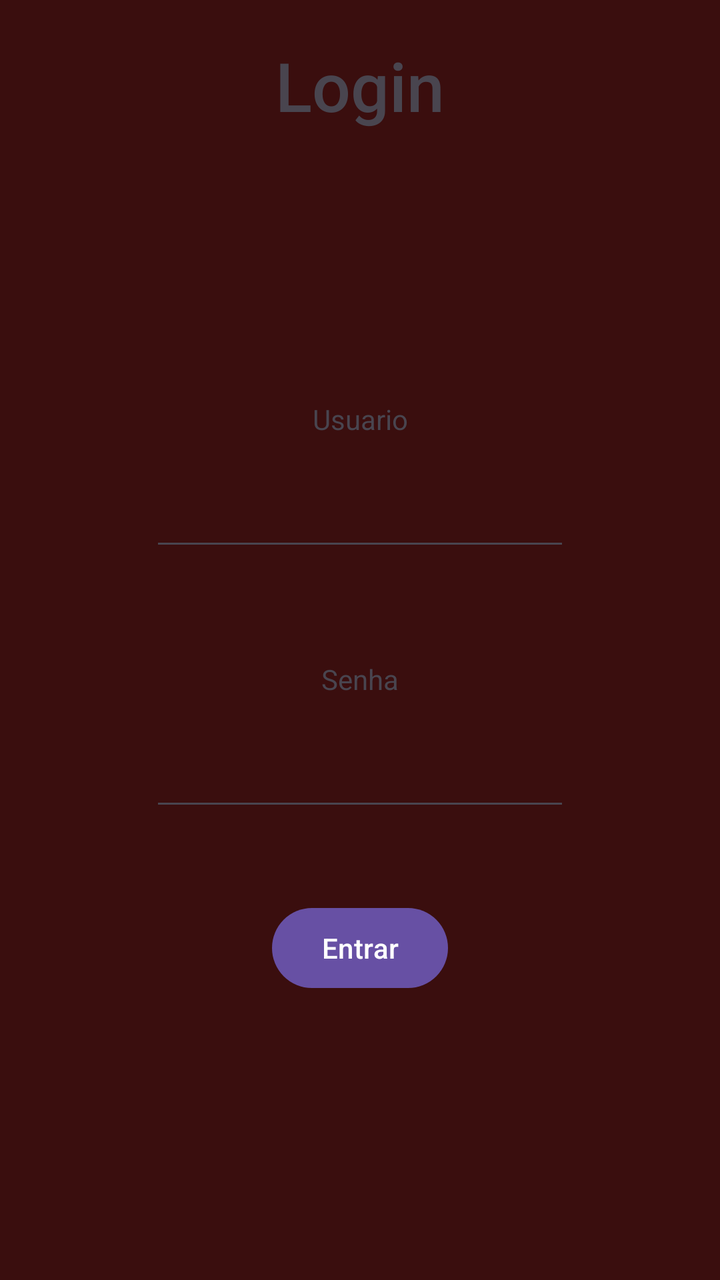
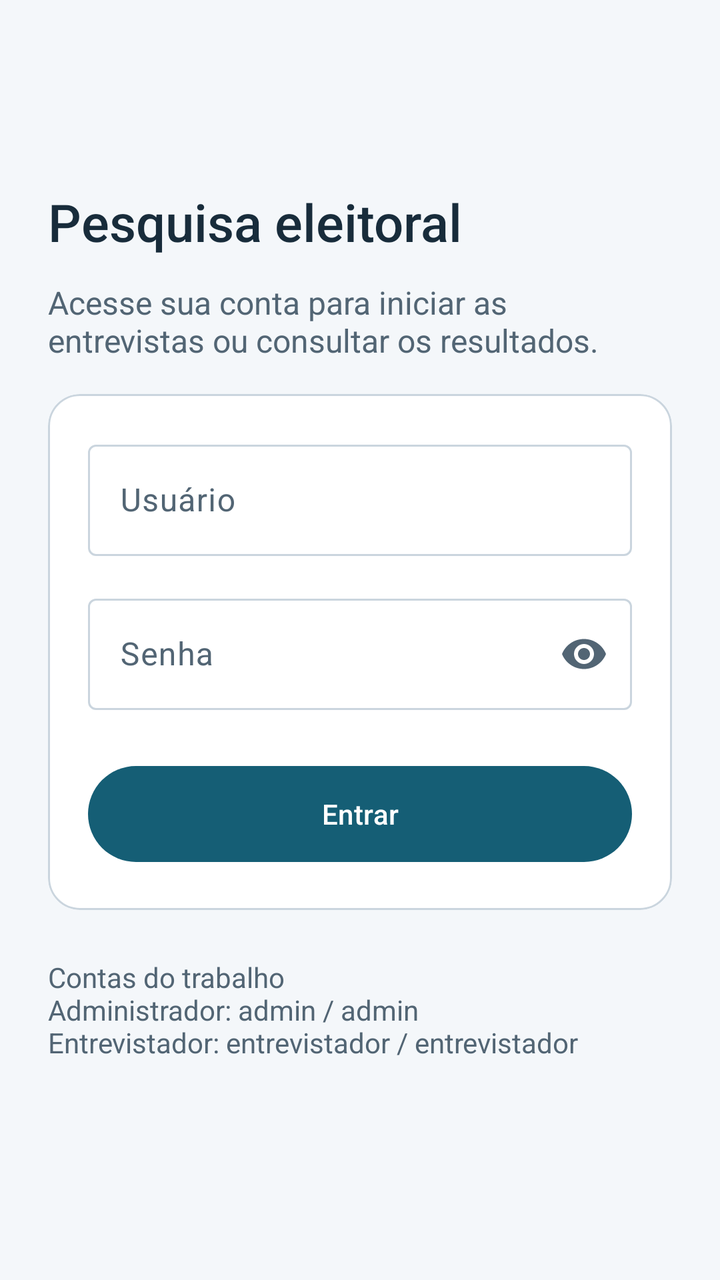

Two renders of the same Android screen: before a commit and after it. Below are the layout's source before the change and the commit's diff.
<!-- AndroidManifest.xml: application theme Theme.AppEntrevista -->
<!-- res/layout/activity_login.xml -->
<?xml version="1.0" encoding="utf-8"?>
<androidx.constraintlayout.widget.ConstraintLayout xmlns:android="http://schemas.android.com/apk/res/android"
    xmlns:app="http://schemas.android.com/apk/res-auto"
    xmlns:tools="http://schemas.android.com/tools"
    android:id="@+id/main"
    android:layout_width="match_parent"
    android:layout_height="match_parent"
    android:background="#3A0E0E"
    tools:context=".LoginActivity">

    <TextView
        android:id="@+id/tvlogin"
        android:layout_width="wrap_content"
        android:layout_height="wrap_content"
        android:layout_marginTop="20dp"
        android:fontFamily="sans-serif-medium"
        android:text="Login"
        android:textSize="34sp"
        app:layout_constraintEnd_toEndOf="parent"
        app:layout_constraintHorizontal_bias="0.5"
        app:layout_constraintStart_toStartOf="parent"
        app:layout_constraintTop_toTopOf="parent" />

    <TextView
        android:id="@+id/textView2"
        android:layout_width="wrap_content"
        android:layout_height="wrap_content"
        android:layout_marginTop="200dp"
        android:text="Usuario"
        app:layout_constraintEnd_toEndOf="parent"
        app:layout_constraintHorizontal_bias="0.5"
        app:layout_constraintStart_toStartOf="parent"
        app:layout_constraintTop_toTopOf="parent" />

    <EditText
        android:id="@+id/etuser"
        android:layout_width="wrap_content"
        android:layout_height="wrap_content"
        android:layout_marginTop="20dp"
        android:ems="10"
        android:inputType="text"
        android:textAlignment="center"
        app:layout_constraintEnd_toEndOf="parent"
        app:layout_constraintHorizontal_bias="0.5"
        app:layout_constraintStart_toStartOf="parent"
        app:layout_constraintTop_toBottomOf="@+id/textView2" />

    <TextView
        android:id="@+id/textView3"
        android:layout_width="wrap_content"
        android:layout_height="wrap_content"
        android:layout_marginTop="330dp"
        android:text="Senha"
        app:layout_constraintEnd_toEndOf="parent"
        app:layout_constraintHorizontal_bias="0.5"
        app:layout_constraintStart_toStartOf="parent"
        app:layout_constraintTop_toTopOf="parent" />

    <EditText
        android:id="@+id/etpassword"
        android:layout_width="wrap_content"
        android:layout_height="wrap_content"
        android:layout_marginTop="20dp"
        android:ems="10"
        android:inputType="text"
        android:textAlignment="center"
        app:layout_constraintEnd_toEndOf="parent"
        app:layout_constraintHorizontal_bias="0.5"
        app:layout_constraintStart_toStartOf="parent"
        app:layout_constraintTop_toBottomOf="@+id/textView3" />

    <Button
        android:id="@+id/btenter"
        android:layout_width="wrap_content"
        android:layout_height="wrap_content"
        android:layout_marginTop="450dp"
        android:text="Entrar"
        app:layout_constraintEnd_toEndOf="parent"
        app:layout_constraintHorizontal_bias="0.5"
        app:layout_constraintStart_toStartOf="parent"
        app:layout_constraintTop_toTopOf="parent" />
</androidx.constraintlayout.widget.ConstraintLayout>
<!-- resources referenced by this layout -->
<resources>
  <style name="Theme.AppEntrevista" parent="Base.Theme.AppEntrevista" />
  <style name="Base.Theme.AppEntrevista" parent="Theme.Material3.DayNight.NoActionBar">
          
          
      </style>
</resources>

<!-- the commit's change to res/layout/activity_login.xml (unified diff, before → after) -->
@@ -1,82 +1,37 @@
 <?xml version="1.0" encoding="utf-8"?>
-<androidx.constraintlayout.widget.ConstraintLayout xmlns:android="http://schemas.android.com/apk/res/android"
+<ScrollView xmlns:android="http://schemas.android.com/apk/res/android"
     xmlns:app="http://schemas.android.com/apk/res-auto"
-    xmlns:tools="http://schemas.android.com/tools"
-    android:id="@+id/main"
-    android:layout_width="match_parent"
-    android:layout_height="match_parent"
-    android:background="#3A0E0E"
-    tools:context=".LoginActivity">
-
-    <TextView
-        android:id="@+id/tvlogin"
-        android:layout_width="wrap_content"
-        android:layout_height="wrap_content"
-        android:layout_marginTop="20dp"
-        android:fontFamily="sans-serif-medium"
-        android:text="Login"
-        android:textSize="34sp"
-        app:layout_constraintEnd_toEndOf="parent"
-        app:layout_constraintHorizontal_bias="0.5"
-        app:layout_constraintStart_toStartOf="parent"
-        app:layout_constraintTop_toTopOf="parent" />
-
-    <TextView
-        android:id="@+id/textView2"
-        android:layout_width="wrap_content"
-        android:layout_height="wrap_content"
-        android:layout_marginTop="200dp"
-        android:text="Usuario"
-        app:layout_constraintEnd_toEndOf="parent"
-        app:layout_constraintHorizontal_bias="0.5"
-        app:layout_constraintStart_toStartOf="parent"
-        app:layout_constraintTop_toTopOf="parent" />
-
-    <EditText
-        android:id="@+id/etuser"
-        android:layout_width="wrap_content"
-        android:layout_height="wrap_content"
-        android:layout_marginTop="20dp"
-        android:ems="10"
-        android:inputType="text"
-        android:textAlignment="center"
-        app:layout_constraintEnd_toEndOf="parent"
-        app:layout_constraintHorizontal_bias="0.5"
-        app:layout_constraintStart_toStartOf="parent"
-        app:layout_constraintTop_toBottomOf="@+id/textView2" />
-
-    <TextView
-        android:id="@+id/textView3"
-        android:layout_width="wrap_content"
-        android:layout_height="wrap_content"
-        android:layout_marginTop="330dp"
-        android:text="Senha"
-        app:layout_constraintEnd_toEndOf="parent"
-        app:layout_constraintHorizontal_bias="0.5"
-        app:layout_constraintStart_toStartOf="parent"
-        app:layout_constraintTop_toTopOf="parent" />
-
-    <EditText
-        android:id="@+id/etpassword"
-        android:layout_width="wrap_content"
-        android:layout_height="wrap_content"
-        android:layout_marginTop="20dp"
-        android:ems="10"
-        android:inputType="text"
-        android:textAlignment="center"
-        app:layout_constraintEnd_toEndOf="parent"
-        app:layout_constraintHorizontal_bias="0.5"
-        app:layout_constraintStart_toStartOf="parent"
-        app:layout_constraintTop_toBottomOf="@+id/textView3" />
-
-    <Button
-        android:id="@+id/btenter"
-        android:layout_width="wrap_content"
-        android:layout_height="wrap_content"
-        android:layout_marginTop="450dp"
-        android:text="Entrar"
-        app:layout_constraintEnd_toEndOf="parent"
-        app:layout_constraintHorizontal_bias="0.5"
-        app:layout_constraintStart_toStartOf="parent"
-        app:layout_constraintTop_toTopOf="parent" />
-</androidx.constraintlayout.widget.ConstraintLayout>
+    android:id="@+id/main" android:layout_width="match_parent" android:layout_height="match_parent"
+    android:fillViewport="true">
+    <LinearLayout android:layout_width="match_parent" android:layout_height="wrap_content"
+        android:orientation="vertical" android:gravity="center_vertical" android:padding="24dp">
+        <TextView android:id="@+id/tvlogin" style="@style/Titulo" android:text="@string/titulo_login" />
+        <TextView style="@style/Descricao" android:text="@string/descricao_login" />
+        <com.google.android.material.card.MaterialCardView android:layout_width="match_parent"
+            android:layout_height="wrap_content" app:cardCornerRadius="16dp"
+            app:cardBackgroundColor="@color/surface" app:strokeColor="@color/outline" app:strokeWidth="1dp">
+            <LinearLayout android:layout_width="match_parent" android:layout_height="wrap_content"
+                android:orientation="vertical" android:padding="20dp">
+                <com.google.android.material.textfield.TextInputLayout style="@style/Campo"
+                    android:hint="@string/usuario">
+                    <com.google.android.material.textfield.TextInputEditText android:id="@+id/etuser"
+                        android:layout_width="match_parent" android:layout_height="wrap_content"
+                        android:inputType="textNoSuggestions" android:maxLength="40"
+                        android:singleLine="true" android:imeOptions="actionNext" />
+                </com.google.android.material.textfield.TextInputLayout>
+                <com.google.android.material.textfield.TextInputLayout style="@style/Campo"
+                    android:hint="@string/senha" app:endIconMode="password_toggle">
+                    <com.google.android.material.textfield.TextInputEditText android:id="@+id/etpassword"
+                        android:layout_width="match_parent" android:layout_height="wrap_content"
+                        android:inputType="textPassword" android:maxLength="40"
+                        android:singleLine="true" android:imeOptions="actionDone"
+                        android:saveEnabled="false" />
+                </com.google.android.material.textfield.TextInputLayout>
+                <com.google.android.material.button.MaterialButton android:id="@+id/btenter"
+                    style="@style/Botao" android:text="@string/entrar" />
+            </LinearLayout>
+        </com.google.android.material.card.MaterialCardView>
+        <TextView style="@style/Descricao" android:layout_marginTop="24dp"
+            android:text="@string/contas_didaticas" android:textSize="14sp" />
+    </LinearLayout>
+</ScrollView>
<!-- resource entries referenced after the edit -->
@@ -1,9 +1,55 @@
 <!-- resources referenced by this layout -->
 <resources>
+  <color name="outline">#CAD5DE</color>
+  <color name="surface">#FFFFFF</color>
+  <string name="contas_didaticas">Contas do trabalho\nAdministrador: admin / admin\nEntrevistador: entrevistador / entrevistador</string>
+  <string name="descricao_login">Acesse sua conta para iniciar as entrevistas ou consultar os resultados.</string>
+  <string name="entrar">Entrar</string>
+  <string name="senha">Senha</string>
+  <string name="titulo_login">Pesquisa eleitoral</string>
+  <string name="usuario">Usuário</string>
+  <style name="Botao" parent="Widget.Material3.Button">
+          <item name="android:layout_width">match_parent</item>
+          <item name="android:layout_height">wrap_content</item>
+          <item name="android:minHeight">56dp</item>
+          <item name="android:layout_marginTop">8dp</item>
+      </style>
+  <style name="Campo">
+          <item name="android:layout_width">match_parent</item>
+          <item name="android:layout_height">wrap_content</item>
+          <item name="android:minHeight">56dp</item>
+          <item name="android:layout_marginBottom">16dp</item>
+      </style>
+  <style name="Descricao">
+          <item name="android:layout_width">match_parent</item>
+          <item name="android:layout_height">wrap_content</item>
+          <item name="android:textSize">16sp</item>
+          <item name="android:textColor">@color/text_secondary</item>
+          <item name="android:layout_marginBottom">16dp</item>
+      </style>
+  <style name="Titulo">
+          <item name="android:layout_width">match_parent</item>
+          <item name="android:layout_height">wrap_content</item>
+          <item name="android:textSize">26sp</item>
+          <item name="android:textColor">@color/text_primary</item>
+          <item name="android:fontFamily">sans-serif-medium</item>
+          <item name="android:layout_marginBottom">12dp</item>
+      </style>
   <style name="Theme.AppEntrevista" parent="Base.Theme.AppEntrevista" />
+  <color name="text_secondary">#526574</color>
+  <color name="text_primary">#182C3B</color>
   <style name="Base.Theme.AppEntrevista" parent="Theme.Material3.DayNight.NoActionBar">
-          
-          
+          <item name="colorPrimary">@color/primary</item>
+          <item name="colorOnPrimary">@color/on_primary</item>
+          <item name="colorSurface">@color/surface</item>
+          <item name="colorOnSurface">@color/text_primary</item>
+          <item name="colorOnSurfaceVariant">@color/text_secondary</item>
+          <item name="colorOutline">@color/outline</item>
+          <item name="android:colorBackground">@color/background</item>
+          <item name="android:windowLightStatusBar">true</item>
       </style>
+  <color name="primary">#155E75</color>
+  <color name="on_primary">#FFFFFF</color>
+  <color name="background">#F4F7FA</color>
 </resources>
 
